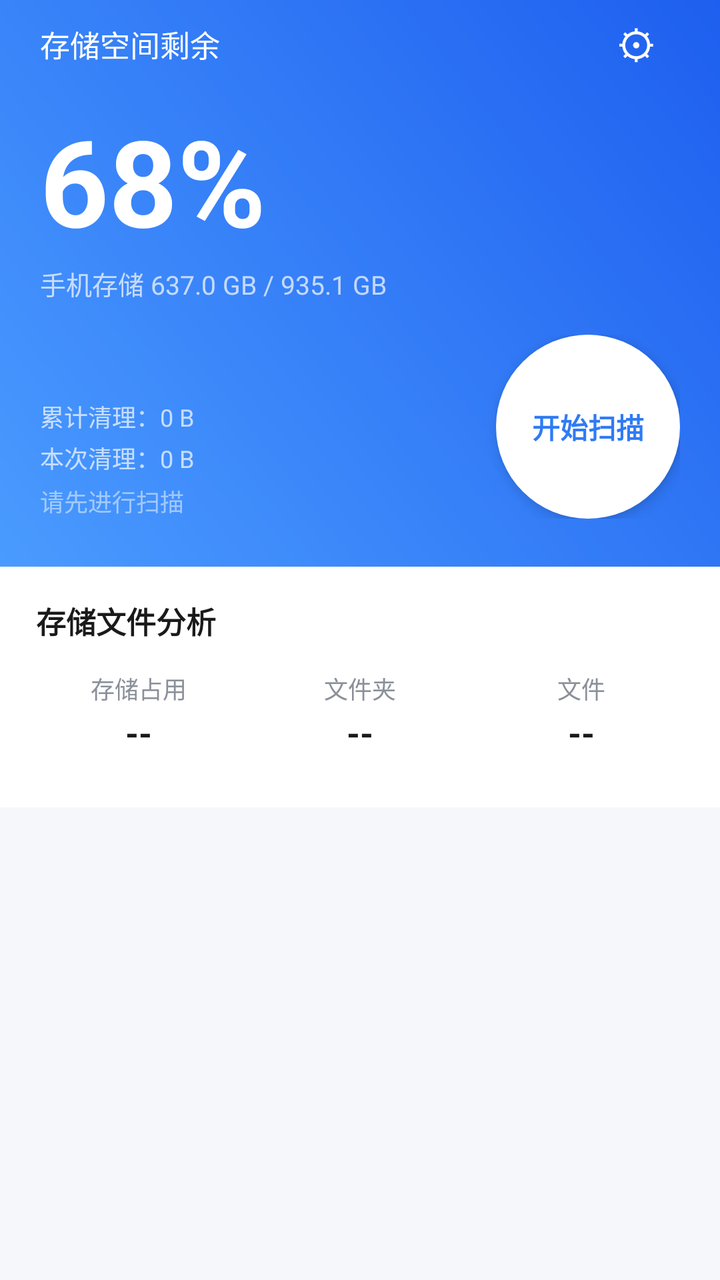
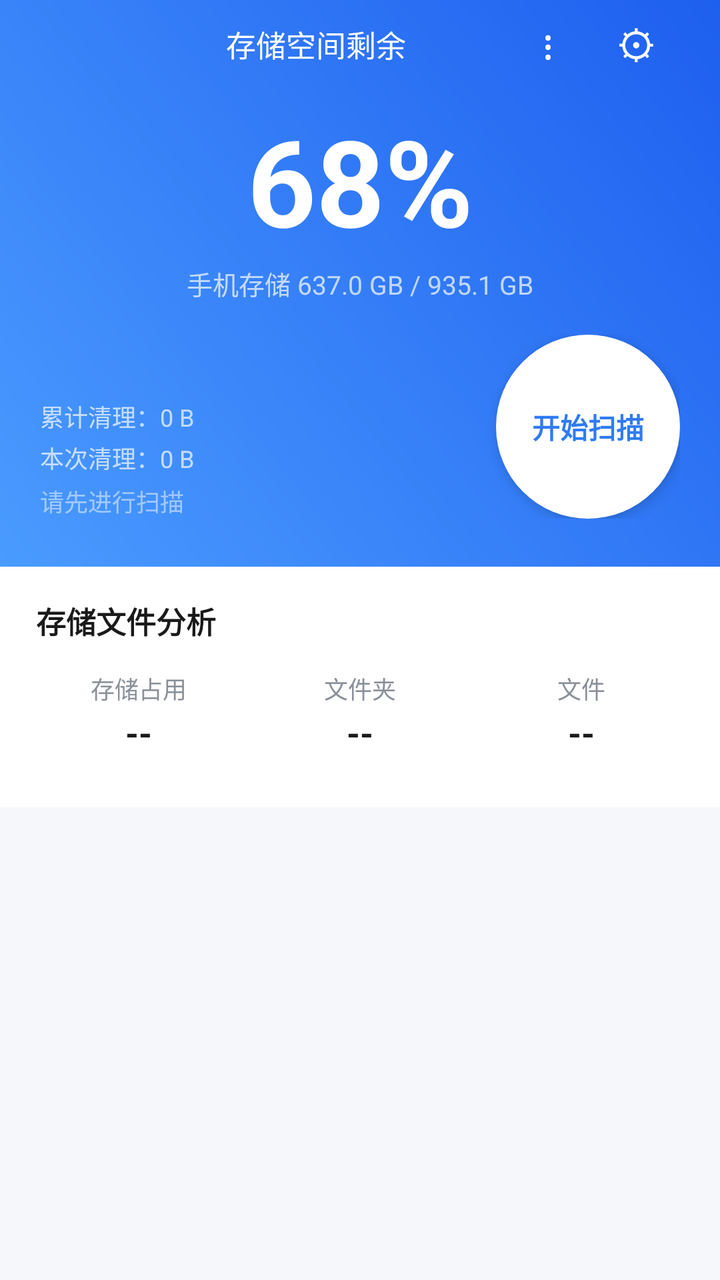

Screens rendered from an Android XML layout before and after an edit, with the pre-edit source and the edit as a unified diff.
<!-- AndroidManifest.xml: application theme Theme.Clean -->
<!-- res/layout/activity_main.xml -->
<?xml version="1.0" encoding="utf-8"?>
<LinearLayout xmlns:android="http://schemas.android.com/apk/res/android"
    android:layout_width="match_parent"
    android:layout_height="match_parent"
    android:orientation="vertical"
    android:background="@color/bg">

    <ScrollView
        android:layout_width="match_parent"
        android:layout_height="match_parent"
        android:fillViewport="true"
        android:scrollbars="none">

        <LinearLayout
            android:layout_width="match_parent"
            android:layout_height="wrap_content"
            android:orientation="vertical">

            
            <LinearLayout
                android:id="@+id/headerCard"
                android:layout_width="match_parent"
                android:layout_height="wrap_content"
                android:orientation="vertical"
                android:background="@drawable/bg_header"
                android:paddingStart="20dp"
                android:paddingEnd="20dp"
                android:paddingBottom="24dp">

                <LinearLayout
                    android:layout_width="match_parent"
                    android:layout_height="wrap_content"
                    android:orientation="horizontal"
                    android:gravity="center_vertical">

                    <TextView
                        android:layout_width="wrap_content"
                        android:layout_height="wrap_content"
                        android:textSize="15sp"
                        android:textColor="@color/white"
                        android:text="存储空间剩余" />

                    <View
                        android:layout_width="0dp"
                        android:layout_height="1dp"
                        android:layout_weight="1" />

                    <TextView
                        android:id="@+id/btnSettings"
                        android:layout_width="44dp"
                        android:layout_height="44dp"
                        android:gravity="center"
                        android:textSize="20sp"
                        android:textColor="@color/white"
                        android:text="⚙" />
                </LinearLayout>

                <TextView
                    android:id="@+id/tvPercent"
                    android:layout_width="wrap_content"
                    android:layout_height="wrap_content"
                    android:layout_marginTop="6dp"
                    android:textSize="60sp"
                    android:textStyle="bold"
                    android:textColor="@color/white"
                    android:text="68%" />

                <TextView
                    android:id="@+id/tvSpace"
                    android:layout_width="wrap_content"
                    android:layout_height="wrap_content"
                    android:layout_marginTop="2dp"
                    android:textSize="13sp"
                    android:textColor="@color/white_70"
                    android:text="手机存储 637.0 GB / 935.1 GB" />

                <LinearLayout
                    android:layout_width="match_parent"
                    android:layout_height="wrap_content"
                    android:layout_marginTop="16dp"
                    android:orientation="horizontal"
                    android:gravity="bottom">

                    <LinearLayout
                        android:layout_width="0dp"
                        android:layout_height="wrap_content"
                        android:layout_weight="1"
                        android:orientation="vertical">

                        <TextView
                            android:id="@+id/tvTotalCleaned"
                            android:layout_width="wrap_content"
                            android:layout_height="wrap_content"
                            android:textSize="12sp"
                            android:textColor="@color/white_70"
                            android:text="累计清理：0 B" />

                        <TextView
                            android:id="@+id/tvSessionCleaned"
                            android:layout_width="wrap_content"
                            android:layout_height="wrap_content"
                            android:layout_marginTop="3dp"
                            android:textSize="12sp"
                            android:textColor="@color/white_70"
                            android:text="本次清理：0 B" />

                        <TextView
                            android:id="@+id/tvHint"
                            android:layout_width="wrap_content"
                            android:layout_height="wrap_content"
                            android:layout_marginTop="4dp"
                            android:textSize="12sp"
                            android:textColor="@color/white_50"
                            android:text="请先进行扫描" />
                    </LinearLayout>

                    <TextView
                        android:id="@+id/btnScan"
                        android:layout_width="92dp"
                        android:layout_height="92dp"
                        android:gravity="center"
                        android:background="@drawable/bg_scan_circle"
                        android:text="开始扫描"
                        android:textSize="14sp"
                        android:textStyle="bold"
                        android:textColor="@color/primary"
                        android:elevation="4dp" />
                </LinearLayout>
            </LinearLayout>

            
            <LinearLayout
                android:layout_width="match_parent"
                android:layout_height="wrap_content"
                android:orientation="vertical"
                android:background="@color/white">

                <TextView
                    android:layout_width="wrap_content"
                    android:layout_height="wrap_content"
                    android:layout_marginStart="18dp"
                    android:layout_marginTop="16dp"
                    android:layout_marginBottom="4dp"
                    android:text="存储文件分析"
                    style="@style/TextSection" />

                
                <LinearLayout
                    android:layout_width="match_parent"
                    android:layout_height="wrap_content"
                    android:orientation="horizontal"
                    android:paddingStart="14dp"
                    android:paddingEnd="14dp"
                    android:paddingTop="10dp"
                    android:paddingBottom="6dp">

                    <LinearLayout
                        android:layout_width="0dp"
                        android:layout_height="wrap_content"
                        android:layout_weight="1"
                        android:orientation="vertical"
                        android:gravity="center">

                        <TextView
                            android:layout_width="wrap_content"
                            android:layout_height="wrap_content"
                            android:text="存储占用"
                            android:textSize="12sp"
                            android:textColor="@color/text_secondary" />

                        <TextView
                            android:id="@+id/tvStatTotal"
                            android:layout_width="wrap_content"
                            android:layout_height="wrap_content"
                            android:layout_marginTop="2dp"
                            android:text="--"
                            android:textSize="17sp"
                            android:textStyle="bold"
                            android:textColor="@color/text_main" />
                    </LinearLayout>

                    <LinearLayout
                        android:layout_width="0dp"
                        android:layout_height="wrap_content"
                        android:layout_weight="1"
                        android:orientation="vertical"
                        android:gravity="center">

                        <TextView
                            android:layout_width="wrap_content"
                            android:layout_height="wrap_content"
                            android:text="文件夹"
                            android:textSize="12sp"
                            android:textColor="@color/text_secondary" />

                        <TextView
                            android:id="@+id/tvStatFolders"
                            android:layout_width="wrap_content"
                            android:layout_height="wrap_content"
                            android:layout_marginTop="2dp"
                            android:text="--"
                            android:textSize="17sp"
                            android:textStyle="bold"
                            android:textColor="@color/text_main" />
                    </LinearLayout>

                    <LinearLayout
                        android:layout_width="0dp"
                        android:layout_height="wrap_content"
                        android:layout_weight="1"
                        android:orientation="vertical"
                        android:gravity="center">

                        <TextView
                            android:layout_width="wrap_content"
                            android:layout_height="wrap_content"
                            android:text="文件"
                            android:textSize="12sp"
                            android:textColor="@color/text_secondary" />

                        <TextView
                            android:id="@+id/tvStatFiles"
                            android:layout_width="wrap_content"
                            android:layout_height="wrap_content"
                            android:layout_marginTop="2dp"
                            android:text="--"
                            android:textSize="17sp"
                            android:textStyle="bold"
                            android:textColor="@color/text_main" />
                    </LinearLayout>
                </LinearLayout>

                <LinearLayout
                    android:id="@+id/grid"
                    android:layout_width="match_parent"
                    android:layout_height="wrap_content"
                    android:orientation="vertical"
                    android:paddingStart="8dp"
                    android:paddingEnd="8dp"
                    android:paddingBottom="20dp" />
            </LinearLayout>
        </LinearLayout>
    </ScrollView>
</LinearLayout>
<!-- resources referenced by this layout -->
<resources>
  <color name="bg">#F5F7FA</color>
  <color name="primary">#2F7BF5</color>
  <color name="text_main">#1A1A1A</color>
  <color name="text_secondary">#8A9099</color>
  <color name="white">#FFFFFF</color>
  <color name="white_50">#80FFFFFF</color>
  <color name="white_70">#B3FFFFFF</color>
  <!-- drawable bg_header (drawable) -->
  <?xml version="1.0" encoding="utf-8"?>
  <shape xmlns:android="http://schemas.android.com/apk/res/android" android:shape="rectangle">
      <gradient
          android:angle="45"
          android:startColor="#4A9BFF"
          android:endColor="#1E5FEF"
          android:type="linear" />
  </shape>
  <!-- drawable bg_scan_circle (drawable) -->
  <?xml version="1.0" encoding="utf-8"?>
  <shape xmlns:android="http://schemas.android.com/apk/res/android" android:shape="oval">
      <solid android:color="#FFFFFF" />
  </shape>
  <style name="TextSection" parent="">
          <item name="android:textSize">15sp</item>
          <item name="android:textColor">@color/text_main</item>
          <item name="android:textStyle">bold</item>
      </style>
  <style name="Theme.Clean" parent="Theme.Material3.Light.NoActionBar">
          <item name="colorPrimary">@color/primary</item>
          <item name="colorOnPrimary">@color/white</item>
          <item name="colorPrimaryContainer">@color/primary_light</item>
          <item name="colorOnPrimaryContainer">@color/primary_dark</item>
          <item name="colorSecondary">@color/accent</item>
          <item name="android:colorBackground">@color/bg</item>
          <item name="colorSurface">@color/card</item>
          <item name="android:statusBarColor">@android:color/transparent</item>
          <item name="android:windowLightStatusBar">false</item>
          <item name="android:navigationBarColor">@color/bg</item>
      </style>
  <color name="primary_light">#E8F1FE</color>
  <color name="primary_dark">#1E5FEF</color>
  <color name="accent">#35A0FF</color>
  <color name="card">#FFFFFF</color>
</resources>

<!-- the commit's change to res/layout/activity_main.xml (unified diff, before → after) -->
@@ -33,17 +33,27 @@
                     android:orientation="horizontal"
                     android:gravity="center_vertical">
 
-                    <TextView
-                        android:layout_width="wrap_content"
-                        android:layout_height="wrap_content"
+                    <View
+                        android:layout_width="44dp"
+                        android:layout_height="1dp" />
+
+                    <TextView
+                        android:layout_width="0dp"
+                        android:layout_height="wrap_content"
+                        android:layout_weight="1"
+                        android:gravity="center"
                         android:textSize="15sp"
                         android:textColor="@color/white"
                         android:text="存储空间剩余" />
 
-                    <View
-                        android:layout_width="0dp"
-                        android:layout_height="1dp"
-                        android:layout_weight="1" />
+                    <TextView
+                        android:id="@+id/btnMore"
+                        android:layout_width="44dp"
+                        android:layout_height="44dp"
+                        android:gravity="center"
+                        android:textSize="20sp"
+                        android:textColor="@color/white"
+                        android:text="⋮" />
 
                     <TextView
                         android:id="@+id/btnSettings"
@@ -57,9 +67,10 @@
 
                 <TextView
                     android:id="@+id/tvPercent"
-                    android:layout_width="wrap_content"
+                    android:layout_width="match_parent"
                     android:layout_height="wrap_content"
                     android:layout_marginTop="6dp"
+                    android:gravity="center"
                     android:textSize="60sp"
                     android:textStyle="bold"
                     android:textColor="@color/white"
@@ -67,9 +78,10 @@
 
                 <TextView
                     android:id="@+id/tvSpace"
-                    android:layout_width="wrap_content"
+                    android:layout_width="match_parent"
                     android:layout_height="wrap_content"
                     android:layout_marginTop="2dp"
+                    android:gravity="center"
                     android:textSize="13sp"
                     android:textColor="@color/white_70"
                     android:text="手机存储 637.0 GB / 935.1 GB" />
